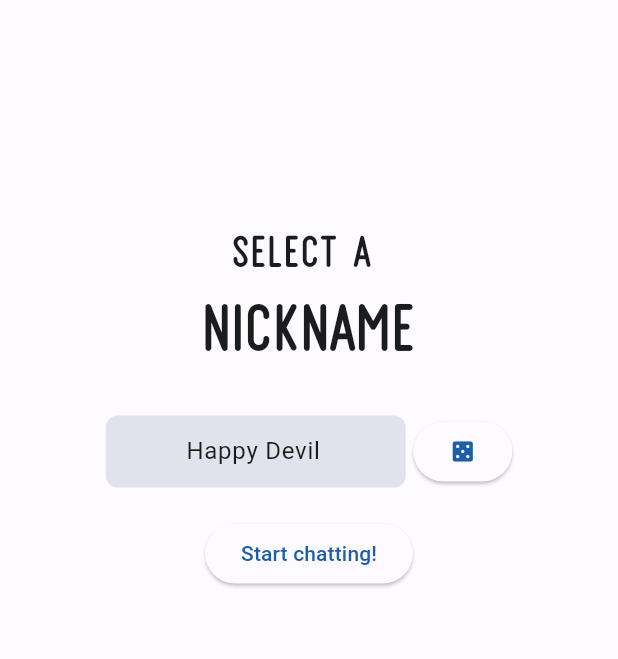
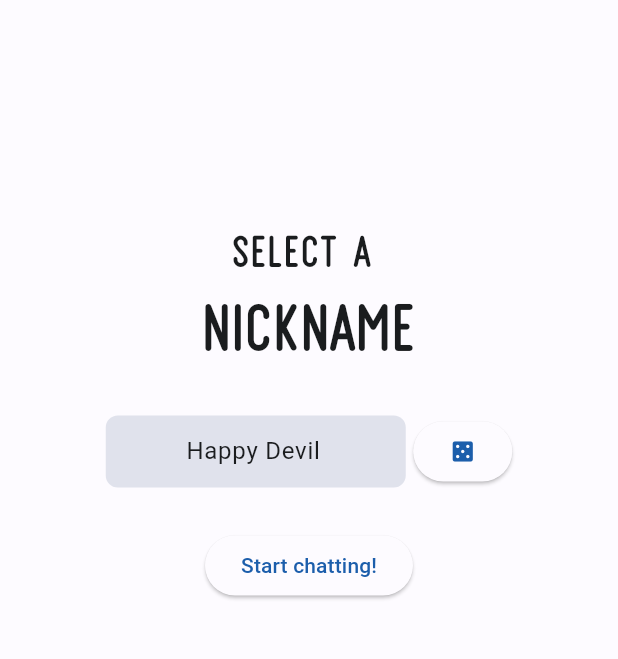
Before and after one commit to brohithkr/Mystique, a Flutter app: the screen it shows after launch, after a tap on the "casino" icon, on a phone screen of 412 x 824 dp, the part 204-863 px from its top. Run offline on Flutter 3.47's test engine with Material 2 defaults, Android fonts, the phone set to English and light mode, and no system bars; our stand-ins replace flutter_spinkit.

Commit message:
finished welcome page

```diff
--- a/client/client_cli/bin/client_cli.dart
+++ b/client/client_cli/bin/client_cli.dart
@@ -22,9 +22,10 @@ void displayRefresh(List<String> data) async {
 
 void main() async {
   // displayRefresh();
+  stdout.write("Please enter a nickname: ");
   String username = stdin.readLineSync() ?? "user";
-  final socket =
-      WebSocket(Uri.parse('ws://localhost:3000/connect?username=$username'));
+  final socket = WebSocket(
+      Uri.parse('ws://mystique.onrender.com/connect?username=$username'));
 
   // Wait until a connection has been established.
   await socket.connection.firstWhere((state) {
--- a/client/mystique_gui/lib/main.dart
+++ b/client/mystique_gui/lib/main.dart
@@ -1,10 +1,15 @@
 // ignore_for_file: prefer_const_constructors
 
 import 'package:flutter/material.dart';
+import 'package:flutter_spinkit/flutter_spinkit.dart';
+import 'package:web_socket_channel/web_socket_channel.dart';
+
 import 'color_schemes.g.dart';
-// import 'package:username_gen/username_gen.dart';
+import 'chat_ui.dart';
 import 'random_name.dart';
-import 'package:flutter_spinkit/flutter_spinkit.dart';
+import 'config.dart' as config;
+
+// WebSocketChannel? wsChannel;
 
 void main() {
   runApp(const MyApp());
@@ -86,17 +91,15 @@ class _InputFormState extends State<InputForm> {
   var username = "";
   var autoGenName = genRandName();
   var loadState = "";
-  var loadMsg = "";
   void handleUsername(String data) {
     setState(() {
       username = data;
     });
   }
 
-  void handleLoad(String state, String message) {
+  void handleLoad(String state) {
     setState(() {
       loadState = state;
-      loadMsg = message;
     });
   }
 
@@ -118,7 +121,32 @@ class _InputFormState extends State<InputForm> {
           child: Row(
             mainAxisAlignment: MainAxisAlignment.center,
             children: [
-              Container(
+              UsernameField(controller: controller),
+              DiceButton(controller: controller)
+            ],
+          ),
+        ),
+        SubmitButton(
+          controller: controller,
+          handleLoad: handleLoad,
+        ),
+        StreamBox(loadState: loadState, controller: controller),
+      ],
+    );
+  }
+}
+
+class UsernameField extends StatelessWidget {
+  const UsernameField({
+    super.key,
+    required this.controller,
+  });
+
+  final TextEditingController controller;
+
+  @override
+  Widget build(BuildContext context) {
+    return Container(
       margin: EdgeInsets.only(right: 5),
       width: 200,
       decoration: BoxDecoration(
@@ -141,8 +169,21 @@ class _InputFormState extends State<InputForm> {
         ),
         style: TextStyle(),
       ),
-              ),
-              ElevatedButton(
+    );
+  }
+}
+
+class DiceButton extends StatelessWidget {
+  const DiceButton({
+    super.key,
+    required this.controller,
+  });
+
+  final TextEditingController controller;
+
+  @override
+  Widget build(BuildContext context) {
+    return ElevatedButton(
       onPressed: () {
         // print(username);
         var randName = genRandName();
@@ -158,47 +199,110 @@ class _InputFormState extends State<InputForm> {
       child: Icon(
         Icons.casino_rounded,
       ),
-              )
-            ],
-          ),
-        ),
-        ElevatedButton(
+    );
+  }
+}
+
+class SubmitButton extends StatelessWidget {
+  const SubmitButton({
+    super.key,
+    required this.controller,
+    required this.handleLoad,
+  });
+
+  final TextEditingController controller;
+  final void Function(String) handleLoad;
+  @override
+  Widget build(BuildContext context) {
+    return Padding(
+      padding: const EdgeInsets.only(top: 8),
+      child: ElevatedButton(
         onPressed: () {
           if (controller.text == "") {
-              // handleLoad("error", "Please type a nickname");
-              var errorBar = SnackBar(content: Text("Please select a nickname", style: TextStyle(color: Theme.of(context).colorScheme.onBackground ),),
+            var errorBar = SnackBar(
+              content: Text(
+                "Please select a nickname",
+                style: TextStyle(
+                    color: Theme.of(context).colorScheme.onBackground),
+              ),
               behavior: SnackBarBehavior.floating,
               backgroundColor: Colors.blueGrey.shade900,
-
             );
-              ScaffoldMessenger.of(context)
-                  .showSnackBar(errorBar);
+            ScaffoldMessenger.of(context).showSnackBar(errorBar);
+            return;
           }
+          handleLoad("start");
         },
         style: ButtonStyle(alignment: Alignment.center),
         child: Text("Start chatting!"),
       ),
-        (loadState != "")
-            ? LoadBox(loadState: "error")
-            : SizedBox(),
-      ],
+    );
+  }
+}
+
+class StreamBox extends StatefulWidget {
+  // final WebSocketChannel channel;
+  final TextEditingController controller;
+  final String loadState;
+  const StreamBox(
+      {super.key, required this.loadState, required this.controller});
+
+  @override
+  State<StreamBox> createState() => _StreamBoxState();
+}
+
+class _StreamBoxState extends State<StreamBox> {
+  @override
+  Widget build(BuildContext context) {
+    if (widget.loadState == "") {
+      return SizedBox();
+    }
+    var username = widget.controller.text;
+    final wsSocket = WebSocketChannel.connect(
+        Uri.parse('${config.SERVER_URL}/connect?username=$username'));
+    // await wsSocket.ready;
+    // var x = widget.loadState;
+    return StreamBuilder(
+      stream: wsSocket.stream,
+      builder: (context, snapshot) {
+        if (snapshot.data == null) {
+          return LoadBox(
+            loadMsg: "Finding users, please wait...",
+          );
+        }
+        Navigator.of(context).push(
+          MaterialPageRoute(
+            builder: (context) => ChatPage(),
+          ),
+        );
+        return SizedBox();
+      },
     );
   }
 }
 
 class LoadBox extends StatelessWidget {
-  final String loadState;
-  // final String loadMsg;
-  const LoadBox({super.key, required this.loadState});
+  final String loadMsg;
+  const LoadBox({super.key, required this.loadMsg});
 
   @override
   Widget build(BuildContext context) {
-      return Padding(
-        padding: EdgeInsets.all(15),
+    return Column(
+      children: [
+        Padding(
+          padding: const EdgeInsets.all(16),
           child: SpinKitCircle(
             color: Theme.of(context).colorScheme.onBackground,
             size: 50,
           ),
+        ),
+        Text(
+          loadMsg,
+          style: TextStyle(
+            color: Theme.of(context).colorScheme.onBackground,
+          ),
+        )
+      ],
     );
   }
 }
--- a/client/mystique_gui/pubspec.yaml
+++ b/client/mystique_gui/pubspec.yaml
@@ -37,6 +37,7 @@ dependencies:
   cupertino_icons: ^1.0.2
   username_gen: ^1.0.4
   flutter_spinkit: ^5.2.0
+  web_socket_channel: ^2.4.0
 
 dev_dependencies:
   flutter_test:
```
Also changed, not shown: client/mystique_gui/lib/chat_ui.dart (added, +14 -0 lines), .github/workflows/ci.yaml (added), client/mystique_gui/lib/main.g.dart (deleted), client/mystique_gui/pubspec.lock, 2 other files. Lines whose indentation alone changed are shown as unchanged.
